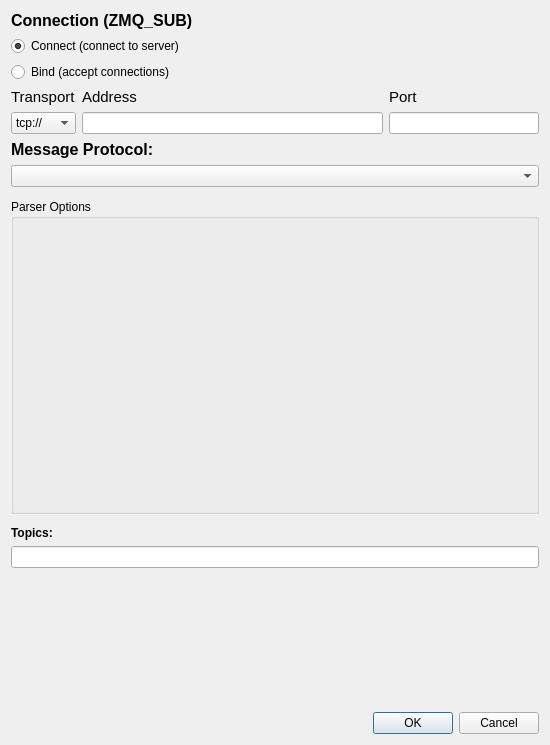
Qt form data_stream_zmq/datastream_zmq.ui (PlotJuggler/pj-official-plugins) before a commit.
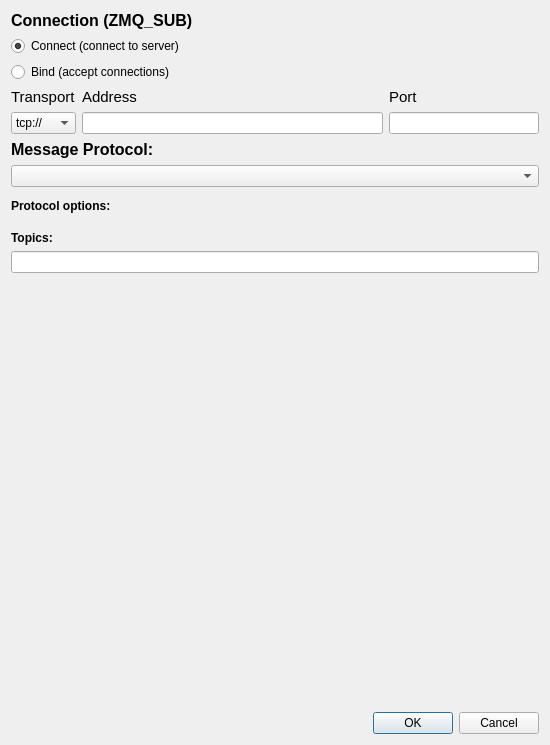
The same form after that commit.

Commit message: feat(zmq, json-parser): simplify ZMQ protocol options and trim JSON parser dialog

What changed in the file:
```diff
--- a/data_stream_zmq/datastream_zmq.ui
+++ b/data_stream_zmq/datastream_zmq.ui
@@ -150,37 +150,25 @@
        <number>6</number>
       </property>
       <item>
-       <widget class="QGroupBox" name="groupBoxParserOptions">
-        <property name="title">
-         <string>Parser Options</string>
+       <widget class="QLabel" name="label_5">
+        <property name="font">
+         <font>
+          <bold>true</bold>
+         </font>
         </property>
-        <property name="styleSheet">
-         <string>QGroupBox > QWidget { font-weight: normal; }</string>
+        <property name="text">
+         <string>Protocol options:</string>
         </property>
-        <layout class="QVBoxLayout" name="layoutParserOptions">
-         <property name="leftMargin">
-          <number>6</number>
-         </property>
-         <property name="topMargin">
-          <number>6</number>
-         </property>
-         <property name="rightMargin">
-          <number>6</number>
-         </property>
-         <property name="bottomMargin">
-          <number>6</number>
-         </property>
+       </widget>
+      </item>
          <item>
           <widget class="QWidget" name="pj_parser_slot" native="true">
            <property name="minimumSize">
             <size>
              <width>0</width>
-             <height>280</height>
-            </size>
-           </property>
-          </widget>
-         </item>
-        </layout>
+          <height>0</height>
+         </size>
+        </property>
        </widget>
       </item>
      </layout>
```
Lines whose indentation alone changed are shown as unchanged. The commit also changes 3 other files.
